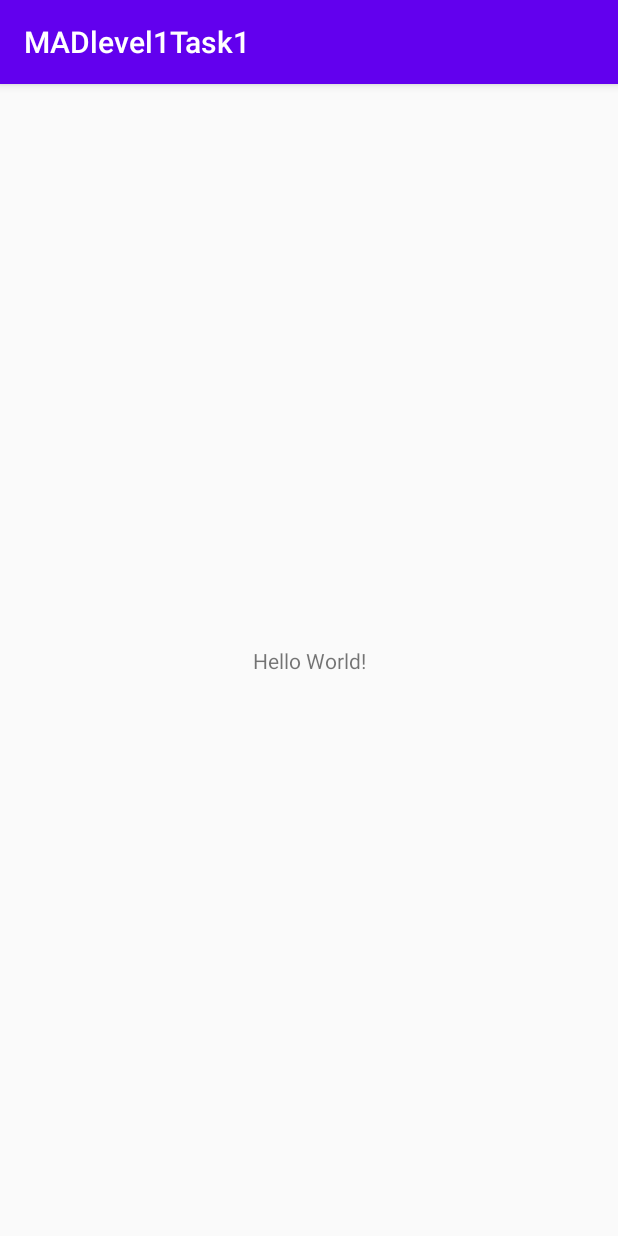
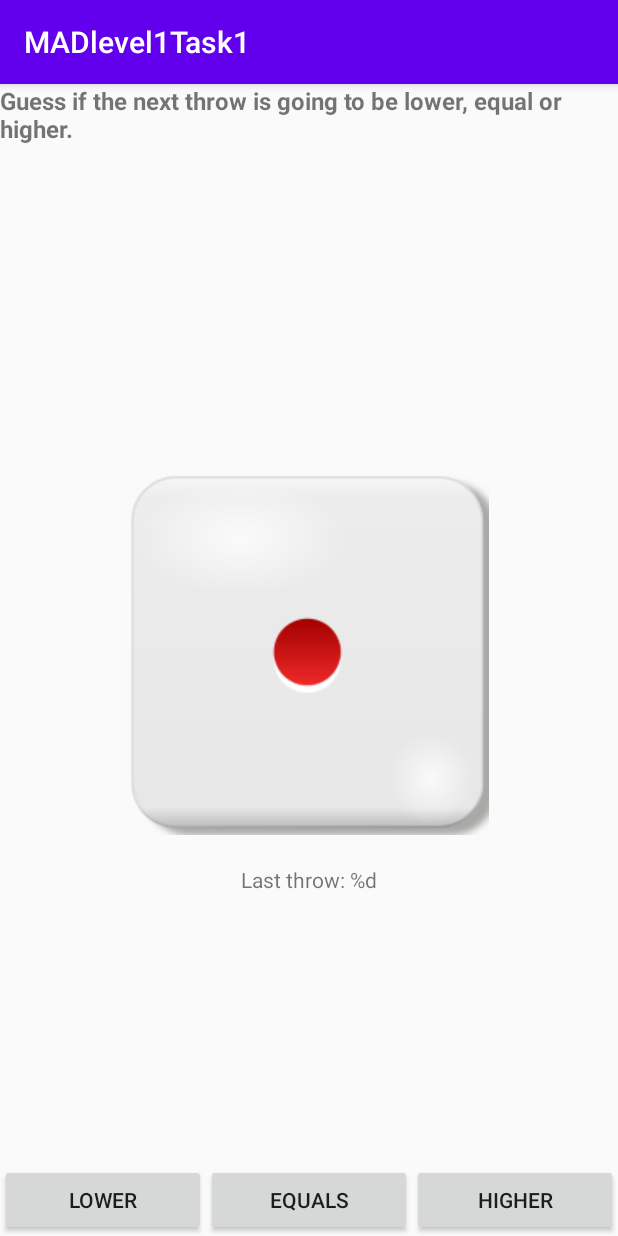
Before and after one commit to DassieJessie/MADsep20, an Android app: the screen it shows after launch (MainActivity before the commit, HigherLowerActivity after it), on a phone screen of 412 x 824 dp. Run offline under Robolectric (Android 15) with nearby library versions, the phone set to English and light mode, and no system bars.

Commit message:
Level 1 Task 1 Step 4
- Creating the layout

* constraints are easier to write in code than using the design interface

```diff
--- a/Level 1/Task 1/app/src/main/AndroidManifest.xml
+++ b/Level 1/Task 1/app/src/main/AndroidManifest.xml
@@ -9,7 +9,7 @@
         android:roundIcon="@mipmap/ic_launcher_round"
         android:supportsRtl="true"
         android:theme="@style/AppTheme">
-        <activity android:name=".MainActivity">
+        <activity android:name=".HigherLowerActivity">
             <intent-filter>
                 <action android:name="android.intent.action.MAIN" />
 
--- a/Level 1/Task 1/app/src/main/java/com/example/madlevel1task1/MainActivity.kt
+++ b/Level 1/Task 1/app/src/main/java/com/example/madlevel1task1/HigherLowerActivity.kt
@@ -3,9 +3,9 @@ package com.example.madlevel1task1
 import androidx.appcompat.app.AppCompatActivity
 import android.os.Bundle
 
-class MainActivity : AppCompatActivity() {
+class HigherLowerActivity : AppCompatActivity() {
     override fun onCreate(savedInstanceState: Bundle?) {
         super.onCreate(savedInstanceState)
-        setContentView(R.layout.activity_main)
+        setContentView(R.layout.activity_higher_lower)
     }
 }
--- /dev/null
+++ b/Level 1/Task 1/app/src/main/res/layout/activity_higher_lower.xml
@@ -0,0 +1,69 @@
+<?xml version="1.0" encoding="utf-8"?>
+<androidx.constraintlayout.widget.ConstraintLayout xmlns:android="http://schemas.android.com/apk/res/android"
+    xmlns:app="http://schemas.android.com/apk/res-auto"
+    xmlns:tools="http://schemas.android.com/tools"
+    android:layout_width="match_parent"
+    android:layout_height="match_parent"
+    tools:context=".HigherLowerActivity">
+
+    <TextView
+        android:id="@+id/textView"
+        android:layout_width="wrap_content"
+        android:layout_height="wrap_content"
+        android:text="@string/app_label"
+        android:textSize="16sp"
+        android:textStyle="bold"
+
+        app:layout_constraintEnd_toEndOf="parent"
+        app:layout_constraintStart_toStartOf="parent"
+        app:layout_constraintTop_toTopOf="parent" />
+
+    <ImageView
+        android:id="@+id/imgDice"
+        android:layout_width="wrap_content"
+        android:layout_height="wrap_content"
+        android:contentDescription="@string/imgDice_description"
+        android:src="@drawable/dice1"
+        app:layout_constraintBottom_toTopOf="@+id/btnEquals"
+        app:layout_constraintEnd_toEndOf="parent"
+        app:layout_constraintStart_toStartOf="parent"
+        app:layout_constraintTop_toBottomOf="@+id/textView" />
+
+    <TextView
+        android:id="@+id/tvLastThrow"
+        android:layout_width="wrap_content"
+        android:layout_height="wrap_content"
+        android:layout_marginTop="20dp"
+        android:text="@string/last_throw"
+
+        app:layout_constraintEnd_toEndOf="parent"
+        app:layout_constraintStart_toStartOf="parent"
+        app:layout_constraintTop_toBottomOf="@+id/imgDice" />
+
+    <Button
+        android:id="@+id/btnLower"
+        android:layout_width="0dp"
+        android:layout_height="wrap_content"
+        android:text="@string/btn_lower"
+        app:layout_constraintStart_toStartOf="parent"
+        app:layout_constraintBottom_toBottomOf="parent"
+        app:layout_constraintEnd_toStartOf="@id/btnEquals"/>
+
+    <Button
+        android:id="@+id/btnEquals"
+        android:layout_width="0dp"
+        android:layout_height="wrap_content"
+        android:text="@string/btn_equals"
+        app:layout_constraintStart_toEndOf="@id/btnLower"
+        app:layout_constraintBottom_toBottomOf="parent"
+        app:layout_constraintEnd_toStartOf="@id/btnHigher" />
+
+    <Button
+        android:id="@+id/btnHigher"
+        android:layout_width="0dp"
+        android:layout_height="wrap_content"
+        android:text="@string/btn_higher"
+        app:layout_constraintStart_toEndOf="@id/btnEquals"
+        app:layout_constraintBottom_toBottomOf="parent"
+        app:layout_constraintEnd_toEndOf="parent" />
+</androidx.constraintlayout.widget.ConstraintLayout>
--- a/Level 1/Task 1/app/src/main/res/layout/activity_main.xml
+++ /dev/null
@@ -1,18 +0,0 @@
-<?xml version="1.0" encoding="utf-8"?>
-<androidx.constraintlayout.widget.ConstraintLayout xmlns:android="http://schemas.android.com/apk/res/android"
-    xmlns:app="http://schemas.android.com/apk/res-auto"
-    xmlns:tools="http://schemas.android.com/tools"
-    android:layout_width="match_parent"
-    android:layout_height="match_parent"
-    tools:context=".MainActivity">
-
-    <TextView
-        android:layout_width="wrap_content"
-        android:layout_height="wrap_content"
-        android:text="Hello World!"
-        app:layout_constraintBottom_toBottomOf="parent"
-        app:layout_constraintLeft_toLeftOf="parent"
-        app:layout_constraintRight_toRightOf="parent"
-        app:layout_constraintTop_toTopOf="parent" />
-
-</androidx.constraintlayout.widget.ConstraintLayout>
--- a/Level 1/Task 1/app/src/main/res/values/strings.xml
+++ b/Level 1/Task 1/app/src/main/res/values/strings.xml
@@ -1,3 +1,9 @@
 <resources>
     <string name="app_name">MADlevel1Task1</string>
+    <string name="app_label">Guess if the next throw is going to be lower, equal or higher.</string>
+    <string name="imgDice_description">Image of a dice</string>
+    <string name="last_throw">Last throw: %d</string>
+    <string name="btn_lower">Lower</string>
+    <string name="btn_equals">Equals</string>
+    <string name="btn_higher">Higher</string>
 </resources>
```
